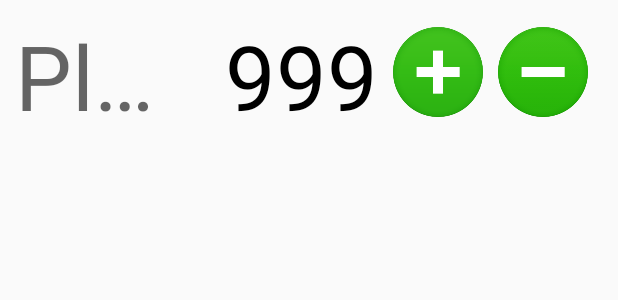
After one commit to rdosser/SkorBoye, an Android app: the layout adapter_view_row.xml on its own in the app's theme, with its tools: preview values and no code run, on a phone screen of 412 x 824 dp. The commit adds this screen. Shown: the top 300 px of the screen. Run offline under Robolectric (Android 15) with nearby library versions, the phone set to English and light mode, and no system bars.

Commit message:
Partial implementation of RecyclerView.

```diff
--- a/app/build.gradle
+++ b/app/build.gradle
@@ -22,6 +22,7 @@ dependencies {
     implementation fileTree(dir: 'libs', include: ['*.jar'])
     implementation 'com.android.support:appcompat-v7:28.0.0'
     implementation 'com.android.support.constraint:constraint-layout:1.1.3'
+    implementation 'com.android.support:recyclerview-v7:28.0.0'
     testImplementation 'junit:junit:4.12'
     androidTestImplementation 'com.android.support.test:runner:1.0.2'
     androidTestImplementation 'com.android.support.test.espresso:espresso-core:3.0.2'
--- a/app/src/main/AndroidManifest.xml
+++ b/app/src/main/AndroidManifest.xml
@@ -10,8 +10,8 @@
         android:supportsRtl="true"
         android:theme="@style/AppTheme" tools:ignore="GoogleAppIndexingWarning">
 
+        <!--android:screenOrientation="landscape"-->
         <activity android:name=".MainActivity"
-            android:screenOrientation="landscape"
             android:configChanges="orientation|keyboardHidden" >
             <intent-filter>
                 <action android:name="android.intent.action.MAIN"/>
--- /dev/null
+++ b/app/src/main/res/layout/adapter_view_row.xml
@@ -0,0 +1,58 @@
+<?xml version="1.0" encoding="utf-8"?>
+<android.support.constraint.ConstraintLayout
+    xmlns:android="http://schemas.android.com/apk/res/android"
+    xmlns:app="http://schemas.android.com/apk/res-auto"
+    xmlns:tools="http://schemas.android.com/tools"
+    android:layout_height="wrap_content"
+    android:layout_width="match_parent"
+    android:padding="10dp">
+
+    <EditText
+        android:id="@+id/name_textview"
+        android:layout_width="0dp"
+        android:layout_height="wrap_content"
+        android:layout_marginEnd="@dimen/score_end_margin"
+        android:textSize="@dimen/score_text_size"
+        android:singleLine="true"
+        android:ellipsize="end"
+        android:background="@android:color/transparent"
+        android:hint="Player Name"
+        app:layout_constraintTop_toTopOf="parent"
+        app:layout_constraintStart_toStartOf="parent"
+        app:layout_constraintEnd_toStartOf="@+id/score_textview"
+    />
+
+    <TextView
+        android:id="@+id/score_textview"
+        tools:text="999"
+        android:layout_width="120dp"
+        android:layout_height="wrap_content"
+        android:layout_marginEnd="@dimen/score_end_margin"
+        android:gravity="end"
+        android:textSize="@dimen/score_text_size"
+        android:textColor="@color/black"
+        app:layout_constraintEnd_toStartOf="@+id/score_plus_button"
+        app:layout_constraintTop_toTopOf="parent"
+    />
+
+    <ImageButton
+        android:id="@+id/score_plus_button"
+        app:layout_constraintEnd_toStartOf="@+id/score_minus_button"
+        app:layout_constraintTop_toTopOf="parent"
+        android:layout_width="@dimen/score_button_size"
+        android:layout_height="@dimen/score_button_size"
+        android:layout_marginEnd="@dimen/score_end_margin"
+        android:layout_marginTop="@dimen/score_top_margin"
+        android:background="@drawable/plus_icon"/>
+
+    <ImageButton
+        android:id="@+id/score_minus_button"
+        app:layout_constraintEnd_toEndOf="parent"
+        app:layout_constraintTop_toTopOf="parent"
+        android:layout_width="@dimen/score_button_size"
+        android:layout_height="@dimen/score_button_size"
+        android:layout_marginEnd="@dimen/score_end_margin"
+        android:layout_marginTop="@dimen/score_top_margin"
+        android:background="@drawable/minus_icon"/>
+
+</android.support.constraint.ConstraintLayout>
--- /dev/null
+++ b/app/src/main/res/values/dimens.xml
@@ -0,0 +1,7 @@
+<?xml version="1.0" encoding="utf-8"?>
+<resources>
+    <dimen name="score_button_size">60dp</dimen>
+    <dimen name="score_text_size">60sp</dimen>
+    <dimen name="score_end_margin">10dp</dimen>
+    <dimen name="score_top_margin">8dp</dimen>
+</resources>
```
Also changed, not shown: app/src/main/java/com/ralphdosser/skorboye/MainActivity.java (+35 -9 lines), app/src/main/java/com/ralphdosser/skorboye/adapters/RowViewAdapter.java (added, +91 -0 lines), app/src/main/res/layout/activity_main.xml (+8 -8 lines), app/src/main/res/drawable/minus_icon.png (added), app/src/main/res/drawable/plus_icon.png (added), build.gradle (line endings or trailing spaces).
